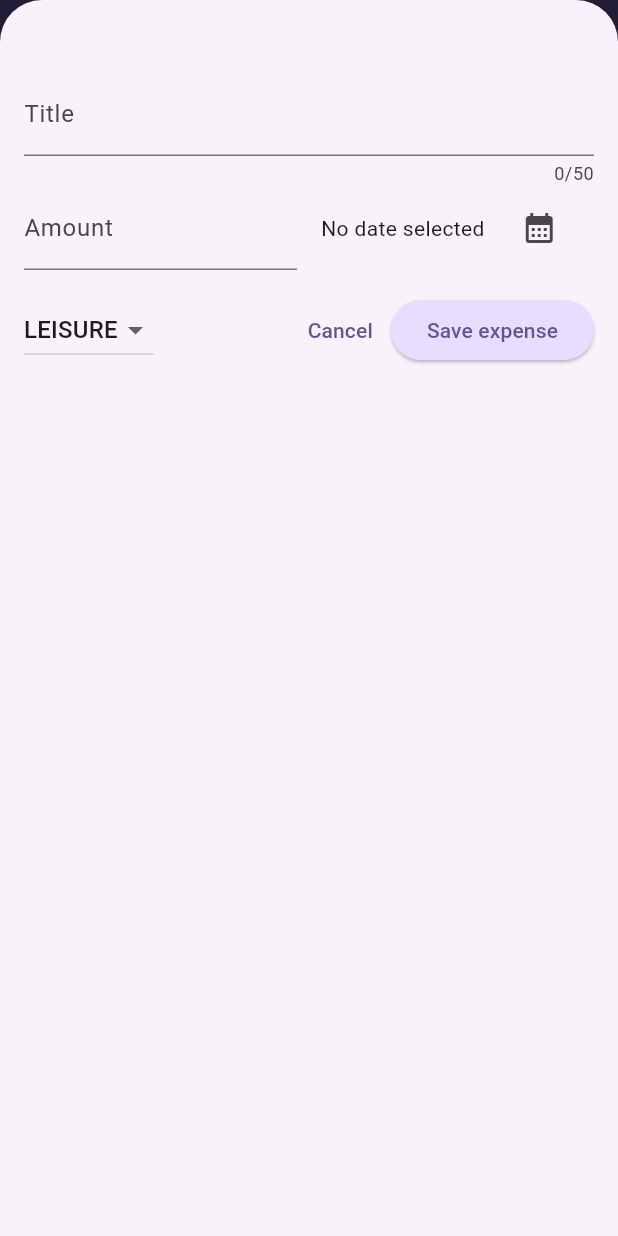
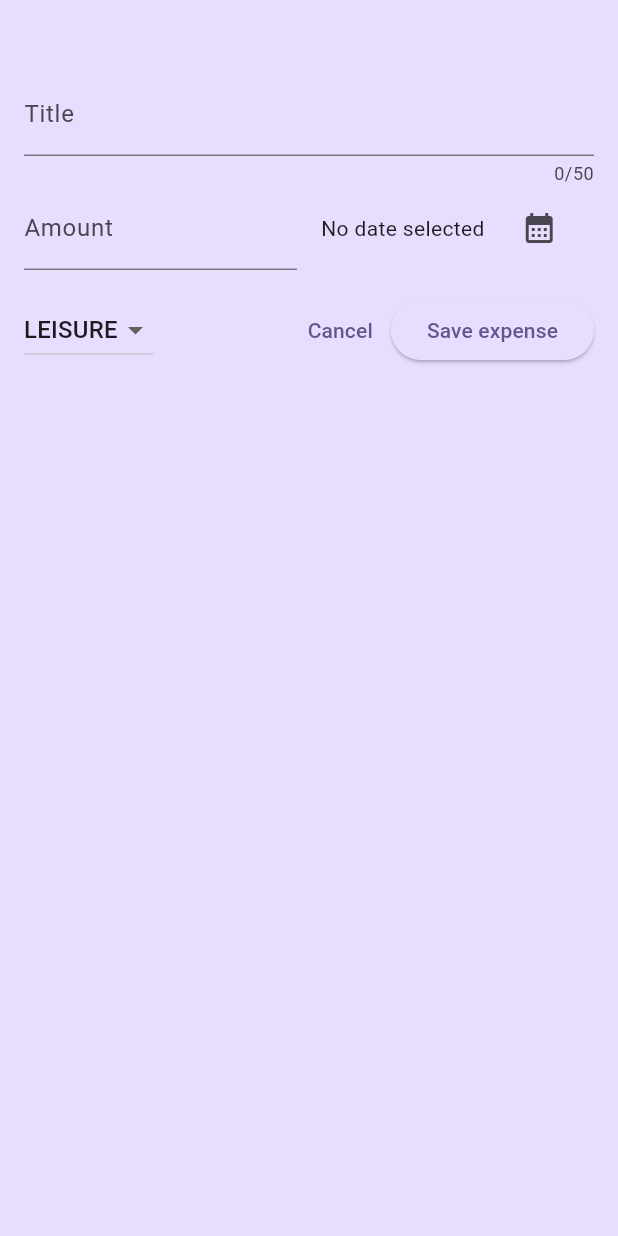
Before and after one commit to AnexDev1/mela_tracker, a Flutter app: the screen it shows after launch, after a tap on the "add" icon, on a phone screen of 412 x 824 dp. Run offline on Flutter 3.47's test engine with Material 3 defaults, Android fonts, the phone set to English and light mode, and no system bars.

Commit message:
implemented dark mode theme styles

```diff
--- a/lib/main.dart
+++ b/lib/main.dart
@@ -3,8 +3,36 @@ import 'package:mela_tracker/widgets/expenses.dart';
 
 var kColorScheme =
     ColorScheme.fromSeed(seedColor: const Color.fromARGB(255, 96, 59, 181));
+
+var kDarkColorScheme = ColorScheme.fromSeed(
+  seedColor: const Color.fromARGB(255, 5, 99, 125),
+);
 void main() {
-  runApp(MaterialApp(
+  runApp(
+    MaterialApp(
+      darkTheme: ThemeData.dark().copyWith(
+        brightness: Brightness.dark,
+        colorScheme: kDarkColorScheme,
+        cardTheme: const CardTheme().copyWith(
+          color: kDarkColorScheme.secondaryContainer,
+          margin: const EdgeInsets.symmetric(horizontal: 16, vertical: 8),
+        ),
+        textTheme: ThemeData().textTheme.copyWith(
+              titleLarge: TextStyle(
+                  fontWeight: FontWeight.bold,
+                  color: kDarkColorScheme.onSecondaryContainer,
+                  fontSize: 16),
+            ),
+        iconTheme: const IconThemeData().copyWith(color: Colors.black),
+        elevatedButtonTheme: ElevatedButtonThemeData(
+          style: ElevatedButton.styleFrom(
+              backgroundColor: kDarkColorScheme.primaryContainer,
+              foregroundColor: kDarkColorScheme.onPrimaryContainer),
+        ),
+        appBarTheme: const AppBarTheme().copyWith(
+            backgroundColor: kDarkColorScheme.onPrimaryContainer,
+            foregroundColor: kDarkColorScheme.primaryContainer),
+      ),
       theme: ThemeData().copyWith(
         colorScheme: kColorScheme,
         appBarTheme: const AppBarTheme().copyWith(
@@ -20,12 +48,13 @@ void main() {
         ),
         textTheme: ThemeData().textTheme.copyWith(
               titleLarge: TextStyle(
-                fontWeight: FontWeight.normal,
+                  fontWeight: FontWeight.bold,
                   color: kColorScheme.onSecondaryContainer,
-                fontSize: 14),
+                  fontSize: 16),
             ),
       ),
       debugShowCheckedModeBanner: false,
       home: const Expenses(),
-  ));
+    ),
+  );
 }
--- a/lib/widgets/expense_list/expense_item.dart
+++ b/lib/widgets/expense_list/expense_item.dart
@@ -18,6 +18,7 @@ class ExpenseItem extends StatelessWidget {
           children: [
             Text(
               expense.title,
+              style: Theme.of(context).textTheme.titleLarge,
             ),
             const SizedBox(
               height: 4,
--- a/lib/widgets/expense_list/expense_list.dart
+++ b/lib/widgets/expense_list/expense_list.dart
@@ -13,13 +13,17 @@ class ExpenseList extends StatelessWidget {
         itemCount: expenses.length,
         itemBuilder: (ctx, index) => Dismissible(
               key: ValueKey(expenses[index]),
+              background: Container(
+                color: Theme.of(context).colorScheme.error.withOpacity(.75),
+                margin: EdgeInsets.symmetric(
+                    horizontal: Theme.of(context).cardTheme.margin!.horizontal),
+              ),
               onDismissed: (direction) {
                 onRemove(expenses[index]);
               },
               child: ExpenseItem(
                 expenses[index],
               ),
-      ),
-    );
+            ));
   }
 }
--- a/lib/widgets/expenses.dart
+++ b/lib/widgets/expenses.dart
@@ -11,7 +11,14 @@ class Expenses extends StatefulWidget {
 }
 
 class _ExpensesState extends State<Expenses> {
-  final List<Expense> _registeredExpenses = [];
+  final List<Expense> _registeredExpenses = [
+    Expense(
+      category: Category.bike,
+      title: 'saddle',
+      amount: 500.99,
+      date: DateTime.now(),
+    )
+  ];
   void _addExpense(Expense expense) {
     setState(() {
       _registeredExpenses.add(expense);
--- a/lib/widgets/new_expense.dart
+++ b/lib/widgets/new_expense.dart
@@ -73,7 +73,9 @@ class _NewExpenseState extends State<NewExpense> {
 
   @override
   Widget build(BuildContext context) {
-    return Padding(
+    return Container(
+      color: Theme.of(context).colorScheme.primaryContainer,
+      child: Padding(
         padding: const EdgeInsets.fromLTRB(
           16,
           48,
@@ -86,7 +88,9 @@ class _NewExpenseState extends State<NewExpense> {
               controller: _titleController,
               maxLength: 50,
               decoration: const InputDecoration(
-              label: Text('Title'),
+                label: Text(
+                  'Title',
+                ),
               ),
             ),
             Row(
@@ -135,6 +139,8 @@ class _NewExpenseState extends State<NewExpense> {
             Row(
               children: [
                 DropdownButton(
+                    dropdownColor:
+                        Theme.of(context).colorScheme.primaryContainer,
                     value: _selectedCategory,
                     items: Category.values
                         .map(
@@ -169,6 +175,7 @@ class _NewExpenseState extends State<NewExpense> {
             ),
           ],
         ),
+      ),
     );
   }
 }
```
Lines whose indentation alone changed are shown as unchanged.
